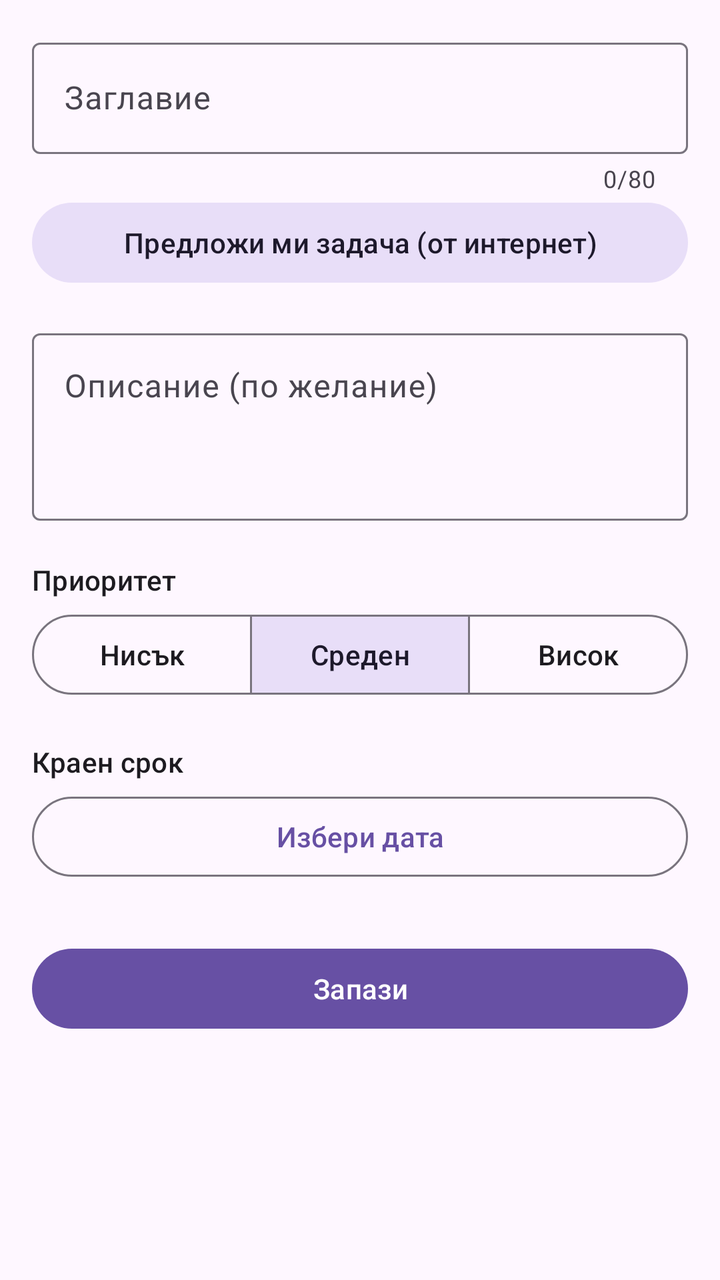
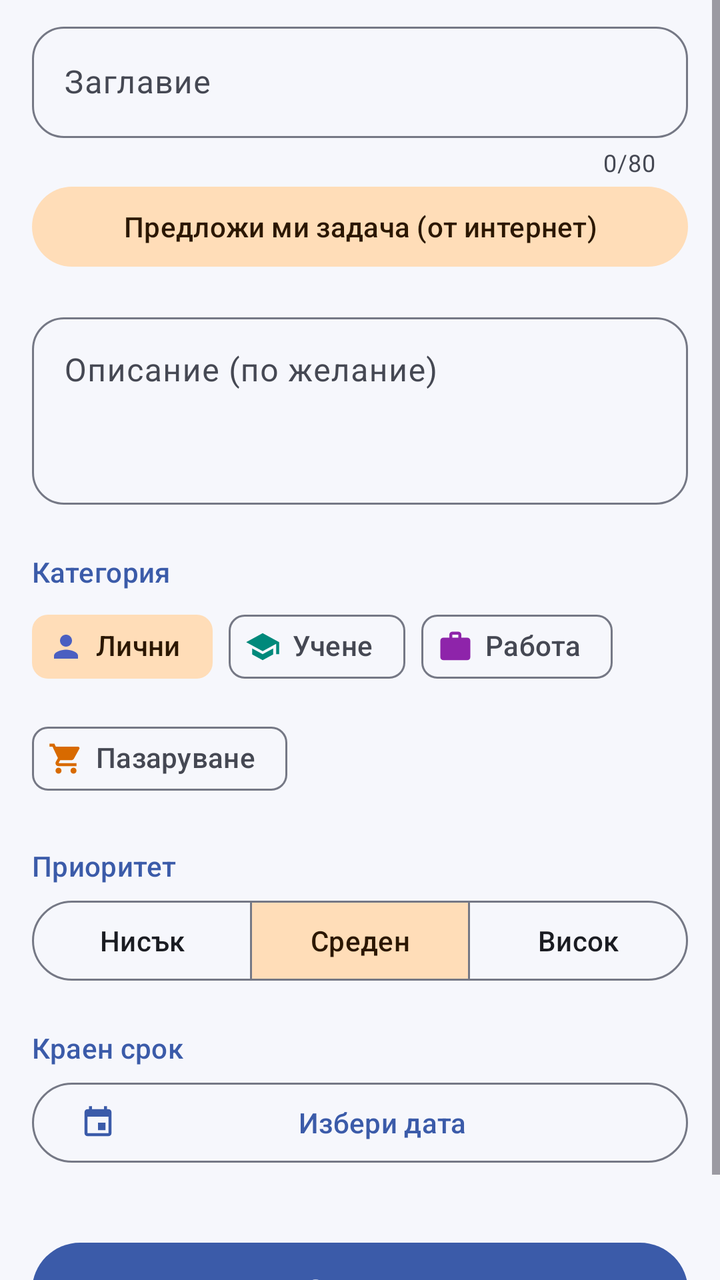

Before-and-after screenshots of an Android layout around one commit, followed by the original layout XML and the change that was made.
<!-- AndroidManifest.xml: application theme Theme.Tasks -->
<!-- res/layout/fragment_task_edit.xml -->
<?xml version="1.0" encoding="utf-8"?>
<ScrollView xmlns:android="http://schemas.android.com/apk/res/android"
    xmlns:app="http://schemas.android.com/apk/res-auto"
    android:layout_width="match_parent"
    android:layout_height="match_parent"
    android:fillViewport="true">

    <LinearLayout
        android:layout_width="match_parent"
        android:layout_height="wrap_content"
        android:orientation="vertical"
        android:padding="16dp">

        <com.google.android.material.textfield.TextInputLayout
            android:id="@+id/layout_title"
            android:layout_width="match_parent"
            android:layout_height="wrap_content"
            android:hint="@string/hint_title"
            app:counterEnabled="true"
            app:counterMaxLength="80"
            app:errorEnabled="true">

            <com.google.android.material.textfield.TextInputEditText
                android:id="@+id/input_title"
                android:layout_width="match_parent"
                android:layout_height="wrap_content"
                android:inputType="textCapSentences" />
        </com.google.android.material.textfield.TextInputLayout>

        <com.google.android.material.button.MaterialButton
            android:id="@+id/button_suggest"
            style="@style/Widget.Material3.Button.TonalButton"
            android:layout_width="match_parent"
            android:layout_height="wrap_content"
            android:text="@string/suggest_task" />

        <com.google.android.material.progressindicator.LinearProgressIndicator
            android:id="@+id/progress_suggestion"
            android:layout_width="match_parent"
            android:layout_height="wrap_content"
            android:indeterminate="true"
            android:visibility="invisible" />

        <com.google.android.material.textfield.TextInputLayout
            android:layout_width="match_parent"
            android:layout_height="wrap_content"
            android:layout_marginTop="12dp"
            android:hint="@string/hint_description">

            <com.google.android.material.textfield.TextInputEditText
                android:id="@+id/input_description"
                android:layout_width="match_parent"
                android:layout_height="wrap_content"
                android:gravity="top"
                android:inputType="textCapSentences|textMultiLine"
                android:minLines="3" />
        </com.google.android.material.textfield.TextInputLayout>

        <TextView
            android:layout_width="wrap_content"
            android:layout_height="wrap_content"
            android:layout_marginTop="20dp"
            android:text="@string/label_priority"
            android:textAppearance="?attr/textAppearanceLabelLarge" />

        <com.google.android.material.button.MaterialButtonToggleGroup
            android:id="@+id/toggle_priority"
            android:layout_width="match_parent"
            android:layout_height="wrap_content"
            android:layout_marginTop="4dp"
            app:checkedButton="@id/button_priority_medium"
            app:selectionRequired="true"
            app:singleSelection="true">

            <com.google.android.material.button.MaterialButton
                android:id="@+id/button_priority_low"
                style="?attr/materialButtonOutlinedStyle"
                android:layout_width="0dp"
                android:layout_height="wrap_content"
                android:layout_weight="1"
                android:text="@string/priority_low" />

            <com.google.android.material.button.MaterialButton
                android:id="@+id/button_priority_medium"
                style="?attr/materialButtonOutlinedStyle"
                android:layout_width="0dp"
                android:layout_height="wrap_content"
                android:layout_weight="1"
                android:text="@string/priority_medium" />

            <com.google.android.material.button.MaterialButton
                android:id="@+id/button_priority_high"
                style="?attr/materialButtonOutlinedStyle"
                android:layout_width="0dp"
                android:layout_height="wrap_content"
                android:layout_weight="1"
                android:text="@string/priority_high" />
        </com.google.android.material.button.MaterialButtonToggleGroup>

        <TextView
            android:layout_width="wrap_content"
            android:layout_height="wrap_content"
            android:layout_marginTop="20dp"
            android:text="@string/label_due_date"
            android:textAppearance="?attr/textAppearanceLabelLarge" />

        <LinearLayout
            android:layout_width="match_parent"
            android:layout_height="wrap_content"
            android:layout_marginTop="4dp"
            android:orientation="horizontal">

            <com.google.android.material.button.MaterialButton
                android:id="@+id/button_due_date"
                style="?attr/materialButtonOutlinedStyle"
                android:layout_width="0dp"
                android:layout_height="wrap_content"
                android:layout_weight="1"
                android:text="@string/pick_due_date" />

            <com.google.android.material.button.MaterialButton
                android:id="@+id/button_clear_due_date"
                style="@style/Widget.Material3.Button.TextButton"
                android:layout_width="wrap_content"
                android:layout_height="wrap_content"
                android:layout_marginStart="8dp"
                android:text="@string/clear_due_date"
                android:visibility="gone" />
        </LinearLayout>

        <com.google.android.material.button.MaterialButton
            android:id="@+id/button_save"
            android:layout_width="match_parent"
            android:layout_height="wrap_content"
            android:layout_marginTop="28dp"
            android:text="@string/save" />
    </LinearLayout>
</ScrollView>
<!-- resources referenced by this layout -->
<resources>
  <style name="Theme.Tasks" parent="Theme.Material3.DayNight.NoActionBar" />
  <!-- unchanged entries left out for length: 11 -->
</resources>

<!-- the commit's change to res/layout/fragment_task_edit.xml (unified diff, before → after) -->
@@ -9,13 +9,19 @@
         android:layout_width="match_parent"
         android:layout_height="wrap_content"
         android:orientation="vertical"
-        android:padding="16dp">
+        android:paddingHorizontal="16dp"
+        android:paddingTop="8dp"
+        android:paddingBottom="24dp">
 
         <com.google.android.material.textfield.TextInputLayout
             android:id="@+id/layout_title"
             android:layout_width="match_parent"
             android:layout_height="wrap_content"
             android:hint="@string/hint_title"
+            app:boxCornerRadiusBottomEnd="16dp"
+            app:boxCornerRadiusBottomStart="16dp"
+            app:boxCornerRadiusTopEnd="16dp"
+            app:boxCornerRadiusTopStart="16dp"
             app:counterEnabled="true"
             app:counterMaxLength="80"
             app:errorEnabled="true">
@@ -45,7 +51,11 @@
             android:layout_width="match_parent"
             android:layout_height="wrap_content"
             android:layout_marginTop="12dp"
-            android:hint="@string/hint_description">
+            android:hint="@string/hint_description"
+            app:boxCornerRadiusBottomEnd="16dp"
+            app:boxCornerRadiusBottomStart="16dp"
+            app:boxCornerRadiusTopEnd="16dp"
+            app:boxCornerRadiusTopStart="16dp">
 
             <com.google.android.material.textfield.TextInputEditText
                 android:id="@+id/input_description"
@@ -59,9 +69,70 @@
         <TextView
             android:layout_width="wrap_content"
             android:layout_height="wrap_content"
+            android:layout_marginTop="24dp"
+            android:text="@string/label_category"
+            android:textAppearance="@style/TextAppearance.Tasks.SectionLabel" />
+
+        <com.google.android.material.chip.ChipGroup
+            android:id="@+id/chip_group_category"
+            android:layout_width="match_parent"
+            android:layout_height="wrap_content"
+            android:layout_marginTop="4dp"
+            app:checkedChip="@id/chip_category_personal"
+            app:selectionRequired="true"
+            app:singleSelection="true">
+
+            <com.google.android.material.chip.Chip
+                android:id="@+id/chip_category_personal"
+                style="@style/Widget.Material3.Chip.Filter"
+                android:layout_width="wrap_content"
+                android:layout_height="wrap_content"
+                android:text="@string/category_personal"
+                app:checkedIconVisible="false"
+                app:chipIcon="@drawable/ic_category_personal"
+                app:chipIconTint="@color/category_personal"
+                app:chipIconVisible="true" />
+
+            <com.google.android.material.chip.Chip
+                android:id="@+id/chip_category_study"
+                style="@style/Widget.Material3.Chip.Filter"
+                android:layout_width="wrap_content"
+                android:layout_height="wrap_content"
+                android:text="@string/category_study"
+                app:checkedIconVisible="false"
+                app:chipIcon="@drawable/ic_category_study"
+                app:chipIconTint="@color/category_study"
+                app:chipIconVisible="true" />
+
+            <com.google.android.material.chip.Chip
+                android:id="@+id/chip_category_work"
+                style="@style/Widget.Material3.Chip.Filter"
+                android:layout_width="wrap_content"
+                android:layout_height="wrap_content"
+                android:text="@string/category_work"
+                app:checkedIconVisible="false"
+                app:chipIcon="@drawable/ic_category_work"
+                app:chipIconTint="@color/category_work"
+                app:chipIconVisible="true" />
+
+            <com.google.android.material.chip.Chip
+                android:id="@+id/chip_category_shopping"
+                style="@style/Widget.Material3.Chip.Filter"
+                android:layout_width="wrap_content"
+                android:layout_height="wrap_content"
+                android:text="@string/category_shopping"
+                app:checkedIconVisible="false"
+                app:chipIcon="@drawable/ic_category_shopping"
+                app:chipIconTint="@color/category_shopping"
+                app:chipIconVisible="true" />
+        </com.google.android.material.chip.ChipGroup>
+
+        <TextView
+            android:layout_width="wrap_content"
+            android:layout_height="wrap_content"
             android:layout_marginTop="20dp"
             android:text="@string/label_priority"
-            android:textAppearance="?attr/textAppearanceLabelLarge" />
+            android:textAppearance="@style/TextAppearance.Tasks.SectionLabel" />
 
         <com.google.android.material.button.MaterialButtonToggleGroup
             android:id="@+id/toggle_priority"
@@ -102,7 +173,7 @@
             android:layout_height="wrap_content"
             android:layout_marginTop="20dp"
             android:text="@string/label_due_date"
-            android:textAppearance="?attr/textAppearanceLabelLarge" />
+            android:textAppearance="@style/TextAppearance.Tasks.SectionLabel" />
 
         <LinearLayout
             android:layout_width="match_parent"
@@ -116,7 +187,8 @@
                 android:layout_width="0dp"
                 android:layout_height="wrap_content"
                 android:layout_weight="1"
-                android:text="@string/pick_due_date" />
+                android:text="@string/pick_due_date"
+                app:icon="@drawable/ic_event" />
 
             <com.google.android.material.button.MaterialButton
                 android:id="@+id/button_clear_due_date"
@@ -132,7 +204,9 @@
             android:id="@+id/button_save"
             android:layout_width="match_parent"
             android:layout_height="wrap_content"
-            android:layout_marginTop="28dp"
-            android:text="@string/save" />
+            android:layout_marginTop="32dp"
+            android:minHeight="56dp"
+            android:text="@string/save"
+            android:textAppearance="?attr/textAppearanceTitleMedium" />
     </LinearLayout>
 </ScrollView>
<!-- resource entries referenced after the edit -->
@@ -1,6 +1,135 @@
 <!-- resources referenced by this layout -->
 <resources>
-  <style name="Theme.Tasks" parent="Theme.Material3.DayNight.NoActionBar" />
+  <color name="category_personal">#4A5FC1</color>
+  <color name="category_shopping">#D86A00</color>
+  <color name="category_study">#00897B</color>
+  <color name="category_work">#8E24AA</color>
+  <!-- drawable ic_category_personal (drawable) -->
+  <?xml version="1.0" encoding="utf-8"?>
+  <vector xmlns:android="http://schemas.android.com/apk/res/android"
+      android:width="24dp"
+      android:height="24dp"
+      android:tint="?attr/colorControlNormal"
+      android:viewportWidth="24"
+      android:viewportHeight="24">
+      <path
+          android:fillColor="@android:color/white"
+          android:pathData="M12,12c2.21,0 4,-1.79 4,-4s-1.79,-4 -4,-4 -4,1.79 -4,4 1.79,4 4,4zM12,14c-2.67,0 -8,1.34 -8,4v2h16v-2c0,-2.66 -5.33,-4 -8,-4z" />
+  </vector>
+  <!-- drawable ic_category_shopping (drawable) -->
+  <?xml version="1.0" encoding="utf-8"?>
+  <vector xmlns:android="http://schemas.android.com/apk/res/android"
+      android:width="24dp"
+      android:height="24dp"
+      android:tint="?attr/colorControlNormal"
+      android:viewportWidth="24"
+      android:viewportHeight="24">
+      <path
+          android:fillColor="@android:color/white"
+          android:pathData="M7,18c-1.1,0 -1.99,0.9 -1.99,2S5.9,22 7,22s2,-0.9 2,-2 -0.9,-2 -2,-2zM1,2v2h2l3.6,7.59 -1.35,2.45c-0.16,0.28 -0.25,0.61 -0.25,0.96 0,1.1 0.9,2 2,2h12v-2H7.42c-0.14,0 -0.25,-0.11 -0.25,-0.25l0.03,-0.12 0.9,-1.63h7.45c0.75,0 1.41,-0.41 1.75,-1.03l3.58,-6.49c0.08,-0.14 0.12,-0.31 0.12,-0.48 0,-0.55 -0.45,-1 -1,-1H5.21l-0.94,-2H1zM17,18c-1.1,0 -1.99,0.9 -1.99,2s0.89,2 1.99,2 2,-0.9 2,-2 -0.9,-2 -2,-2z" />
+  </vector>
+  <!-- drawable ic_category_study (drawable) -->
+  <?xml version="1.0" encoding="utf-8"?>
+  <vector xmlns:android="http://schemas.android.com/apk/res/android"
+      android:width="24dp"
+      android:height="24dp"
+      android:tint="?attr/colorControlNormal"
+      android:viewportWidth="24"
+      android:viewportHeight="24">
+      <path
+          android:fillColor="@android:color/white"
+          android:pathData="M5,13.18v4L12,21l7,-3.82v-4L12,17l-7,-3.82zM12,3L1,9l11,6 9,-4.91V17h2V9L12,3z" />
+  </vector>
+  <!-- drawable ic_category_work (drawable) -->
+  <?xml version="1.0" encoding="utf-8"?>
+  <vector xmlns:android="http://schemas.android.com/apk/res/android"
+      android:width="24dp"
+      android:height="24dp"
+      android:tint="?attr/colorControlNormal"
+      android:viewportWidth="24"
+      android:viewportHeight="24">
+      <path
+          android:fillColor="@android:color/white"
+          android:pathData="M20,6h-4V4c0,-1.11 -0.89,-2 -2,-2h-4c-1.11,0 -2,0.89 -2,2v2H4c-1.11,0 -1.99,0.89 -1.99,2L2,19c0,1.11 0.89,2 2,2h16c1.11,0 2,-0.89 2,-2V8c0,-1.11 -0.89,-2 -2,-2zM14,6h-4V4h4v2z" />
+  </vector>
+  <!-- drawable ic_event (drawable) -->
+  <?xml version="1.0" encoding="utf-8"?>
+  <vector xmlns:android="http://schemas.android.com/apk/res/android"
+      android:width="24dp"
+      android:height="24dp"
+      android:tint="?attr/colorControlNormal"
+      android:viewportWidth="24"
+      android:viewportHeight="24">
+      <path
+          android:fillColor="@android:color/white"
+          android:pathData="M17,12h-5v5h5v-5zM16,1v2H8V1H6v2H5c-1.11,0 -1.99,0.9 -1.99,2L3,19c0,1.1 0.89,2 2,2h14c1.1,0 2,-0.9 2,-2V5c0,-1.1 -0.9,-2 -2,-2h-1V1h-2zM19,19H5V8h14v11z" />
+  </vector>
+  <string name="category_personal">Лични</string>
+  <string name="category_shopping">Пазаруване</string>
+  <string name="category_study">Учене</string>
+  <string name="category_work">Работа</string>
+  <string name="label_category">Категория</string>
+  <style name="TextAppearance.Tasks.SectionLabel" parent="TextAppearance.Material3.LabelLarge">
+          <item name="android:textColor">?attr/colorPrimary</item>
+      </style>
+  <style name="Theme.Tasks" parent="Theme.Material3.DayNight.NoActionBar">
+          <item name="colorPrimary">@color/md_primary</item>
+          <item name="colorOnPrimary">@color/md_on_primary</item>
+          <item name="colorPrimaryContainer">@color/md_primary_container</item>
+          <item name="colorOnPrimaryContainer">@color/md_on_primary_container</item>
+          <item name="colorSecondary">@color/md_secondary</item>
+          <item name="colorOnSecondary">@color/md_on_secondary</item>
+          <item name="colorSecondaryContainer">@color/md_secondary_container</item>
+          <item name="colorOnSecondaryContainer">@color/md_on_secondary_container</item>
+          <item name="colorTertiary">@color/md_tertiary</item>
+          <item name="colorOnTertiary">@color/md_on_tertiary</item>
+          <item name="colorTertiaryContainer">@color/md_tertiary_container</item>
+          <item name="colorOnTertiaryContainer">@color/md_on_tertiary_container</item>
+          <item name="colorError">@color/md_error</item>
+          <item name="colorOnError">@color/md_on_error</item>
+          <item name="colorErrorContainer">@color/md_error_container</item>
+          <item name="colorOnErrorContainer">@color/md_on_error_container</item>
+          <item name="android:colorBackground">@color/md_surface</item>
+          <item name="colorOnBackground">@color/md_on_surface</item>
+          <item name="colorSurface">@color/md_surface</item>
+          <item name="colorOnSurface">@color/md_on_surface</item>
+          <item name="colorSurfaceVariant">@color/md_surface_variant</item>
+          <item name="colorOnSurfaceVariant">@color/md_on_surface_variant</item>
+          <item name="colorOutline">@color/md_outline</item>
+          <item name="colorOutlineVariant">@color/md_outline_variant</item>
+          <item name="colorSurfaceContainerLowest">@color/md_surface_container_lowest</item>
+          <item name="colorSurfaceContainerLow">@color/md_surface_container_low</item>
+          <item name="colorSurfaceContainer">@color/md_surface_container</item>
+          <item name="colorSurfaceContainerHigh">@color/md_surface_container_high</item>
+          <item name="colorSurfaceContainerHighest">@color/md_surface_container_highest</item>
+      </style>
+  <color name="md_primary">#3B5BA9</color>
+  <color name="md_on_primary">#FFFFFF</color>
+  <color name="md_primary_container">#DBE2FF</color>
+  <color name="md_on_primary_container">#0A1B4D</color>
+  <color name="md_secondary">#C96A00</color>
+  <color name="md_on_secondary">#FFFFFF</color>
+  <color name="md_secondary_container">#FFDDB8</color>
+  <color name="md_on_secondary_container">#2B1700</color>
+  <color name="md_tertiary">#00796B</color>
+  <color name="md_on_tertiary">#FFFFFF</color>
+  <color name="md_tertiary_container">#B2DFDB</color>
+  <color name="md_on_tertiary_container">#00201C</color>
+  <color name="md_error">#BA1A1A</color>
+  <color name="md_on_error">#FFFFFF</color>
+  <color name="md_error_container">#FFDAD6</color>
+  <color name="md_on_error_container">#410002</color>
+  <color name="md_surface">#F6F7FC</color>
+  <color name="md_on_surface">#1A1C22</color>
+  <color name="md_surface_variant">#E1E3EE</color>
+  <color name="md_on_surface_variant">#454853</color>
+  <color name="md_outline">#757885</color>
+  <color name="md_outline_variant">#C5C7D3</color>
+  <color name="md_surface_container_lowest">#FFFFFF</color>
+  <color name="md_surface_container_low">#FFFFFF</color>
+  <color name="md_surface_container">#ECEEF6</color>
+  <color name="md_surface_container_high">#E6E8F1</color>
+  <color name="md_surface_container_highest">#E0E2EC</color>
   <!-- unchanged entries left out for length: 11 -->
 </resources>
 
